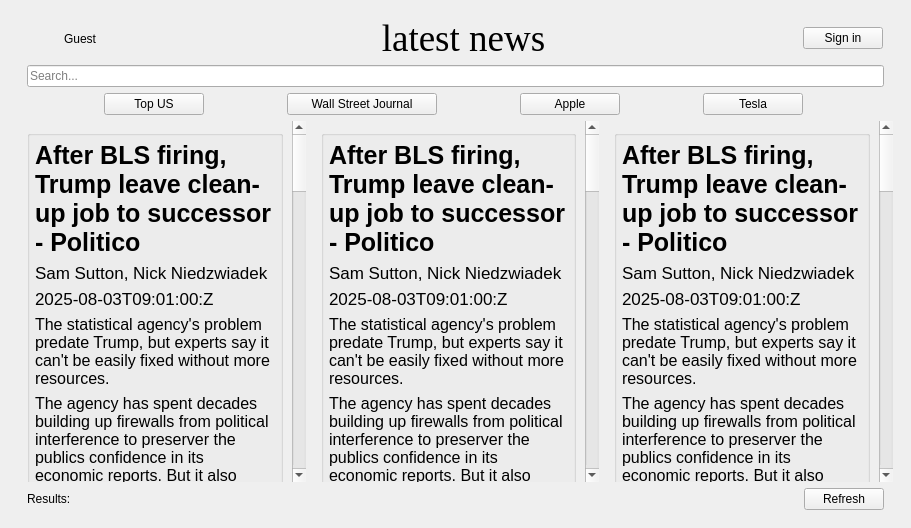
This is ui/smallerUi.ui in Akshaye-Sharma/news-aggregator as Qt 5 draws it before an edit. The edited form follows.
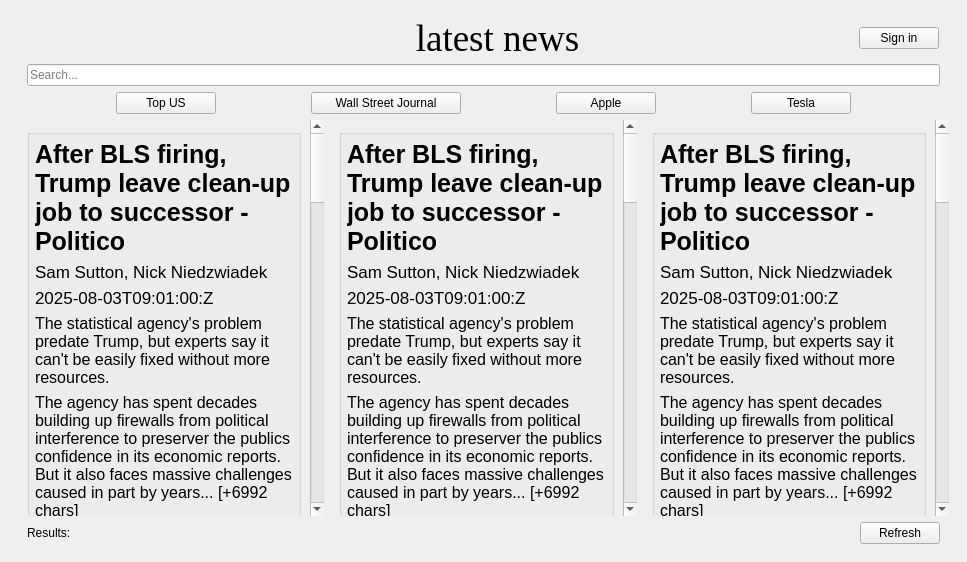
This is the edited form. Icons and pictures are not drawn.

Diff of the .ui file:
```diff
--- a/ui/smallerUi.ui
+++ b/ui/smallerUi.ui
@@ -6,8 +6,8 @@
    <rect>
     <x>0</x>
     <y>0</y>
-    <width>911</width>
-    <height>528</height>
+    <width>967</width>
+    <height>562</height>
    </rect>
   </property>
   <property name="windowTitle">
@@ -27,6 +27,12 @@
        <layout class="QVBoxLayout" name="verticalLayout_10">
         <item>
          <widget class="QFrame" name="frame_5">
+          <property name="maximumSize">
+           <size>
+            <width>16777215</width>
+            <height>40</height>
+           </size>
+          </property>
           <property name="frameShape">
            <enum>QFrame::NoFrame</enum>
           </property>
@@ -35,7 +41,7 @@
           </property>
           <layout class="QHBoxLayout" name="horizontalLayout_12">
            <property name="leftMargin">
-            <number>0</number>
+            <number>12</number>
            </property>
            <property name="topMargin">
             <number>0</number>
@@ -80,7 +86,10 @@
               </size>
              </property>
              <property name="text">
-              <string>Guest</string>
+              <string/>
+             </property>
+             <property name="wordWrap">
+              <bool>true</bool>
              </property>
             </widget>
            </item>
@@ -314,7 +323,7 @@
                   <rect>
                    <x>0</x>
                    <y>0</y>
-                   <width>281</width>
+                   <width>300</width>
                    <height>1618</height>
                   </rect>
                  </property>
@@ -928,7 +937,7 @@
                   <rect>
                    <x>0</x>
                    <y>0</y>
-                   <width>281</width>
+                   <width>299</width>
                    <height>1618</height>
                   </rect>
                  </property>
@@ -1539,7 +1548,7 @@
                   <rect>
                    <x>0</x>
                    <y>0</y>
-                   <width>281</width>
+                   <width>300</width>
                    <height>1618</height>
                   </rect>
                  </property>
```
Left out of the diff: 2 changed lines with no effect on the pictures.
